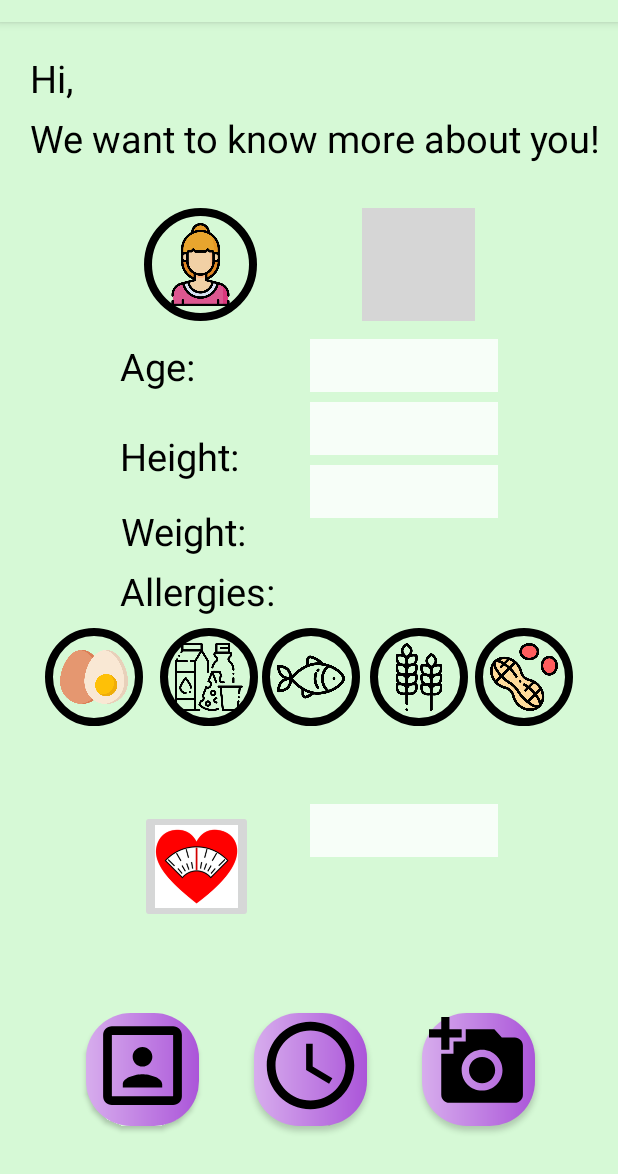
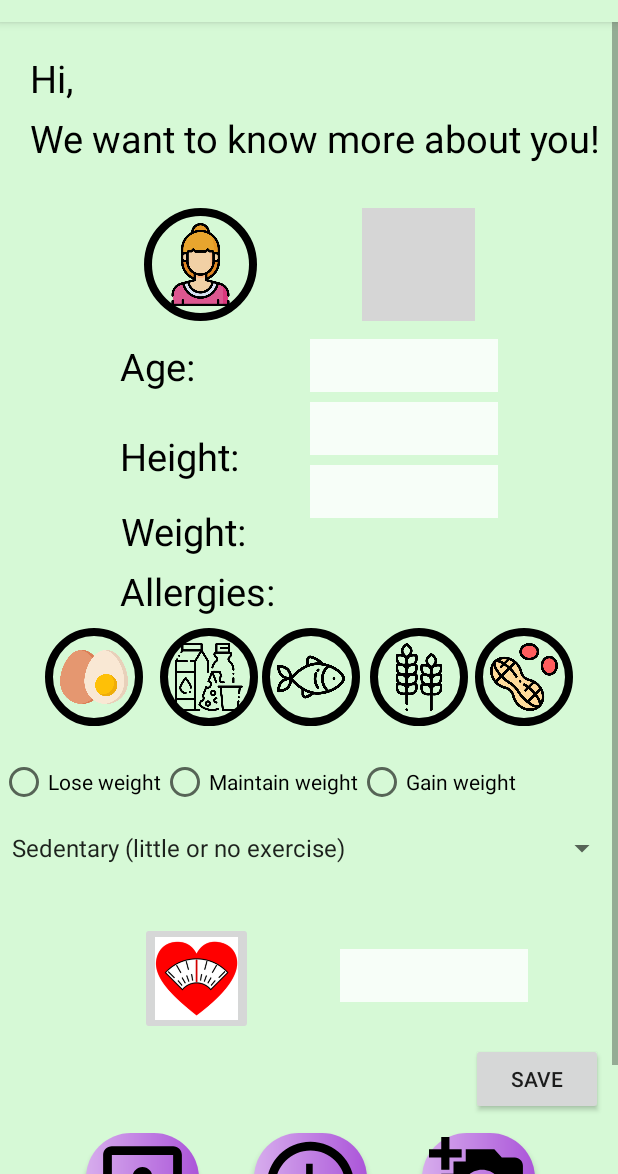
Before and after one commit to kassimii/Self_made, an Android app: the EditProfile screen opened directly, with no data from a screen before it, on a phone screen of 412 x 824 dp, the part 62-1236 px from its top. Run offline under Robolectric (Android 15) with nearby library versions, the phone set to English and light mode, and no system bars; our stand-ins replace Firebase (no records; nobody signed in at launch, a user with empty details on screens opened directly); 1 statement that could not run was skipped; grey boxes are pictures that could not be loaded.

Commit message:
Added new fields on EditProfile page

```diff
--- a/app/build.gradle
+++ b/app/build.gradle
@@ -26,4 +26,8 @@ dependencies {
     testImplementation 'junit:junit:4.12'
     androidTestImplementation 'androidx.test.ext:junit:1.1.1'
     androidTestImplementation 'androidx.test.espresso:espresso-core:3.2.0'
+    implementation 'com.google.firebase:firebase-auth:19.3.1'
+    implementation 'com.google.firebase:firebase-analytics:17.2.1'
+    implementation 'com.google.firebase:firebase-database:19.2.0'
+    implementation 'com.firebase:firebase-client-android:2.5.0'
 }
--- a/app/src/main/java/com/example/self_made/EditProfile.java
+++ b/app/src/main/java/com/example/self_made/EditProfile.java
@@ -1,22 +1,61 @@
 package com.example.self_made;
 
 
+import androidx.annotation.NonNull;
 import androidx.appcompat.app.AppCompatActivity;
 
 import android.content.Intent;
 import android.os.Bundle;
 import android.view.View;
+import android.widget.AdapterView;
 import android.widget.Button;
+import android.widget.Spinner;
+import android.widget.Toast;
+
+import com.google.android.gms.tasks.OnCompleteListener;
+import com.google.android.gms.tasks.Task;
+import com.google.firebase.auth.AuthResult;
+import com.google.firebase.auth.FirebaseAuth;
+import com.google.firebase.database.DatabaseReference;
+import com.google.firebase.database.FirebaseDatabase;
 
 public class EditProfile extends AppCompatActivity {
 
-    private Button setMealsButton, analysePhotoButton;
+    private Button setMealsButton, analysePhotoButton, saveButton;
+    private Spinner spinner;
+    private FirebaseAuth firebaseAuth;
+
     @Override
     protected void onCreate(Bundle savedInstanceState) {
         super.onCreate(savedInstanceState);
         setContentView(R.layout.activity_edit_profile);
+        addListenerOnSpinnerItemSelection();
         onMealButtonClick();
         onCameraButtonClick();
+
+        saveButton.setOnClickListener(new View.OnClickListener() {
+            @Override
+            public void onClick(View view) {
+
+                if (allComplete()) {
+
+                    /*firebaseAuth.createUserProfile().addOnCompleteListener(new OnCompleteListener<AuthResult>() {
+                        public void onComplete(@NonNull Task<AuthResult> task) {
+
+                            if (task.isSuccessful()) {
+                                sendUserData();
+                                firebaseAuth.signOut();
+                                Toast.makeText(EditProfile.this, "Successfully saved!", Toast.LENGTH_SHORT).show();
+                                finish();
+                                startActivity(new Intent(EditProfile.this, AnalyzePhoto.class));
+                            } else {
+                                Toast.makeText(EditProfile.this, "Please complete all fields!", Toast.LENGTH_SHORT).show();
+                            }
+                        }
+                    });*/
+                }
+            }
+        });
     }
 
     public void onMealButtonClick()
@@ -62,4 +101,33 @@ public class EditProfile extends AppCompatActivity {
         overridePendingTransition(0,0);
         intent.addFlags(Intent.FLAG_ACTIVITY_NO_ANIMATION);
     }
+
+    public void addListenerOnSpinnerItemSelection() {
+        spinner = (Spinner) findViewById(R.id.activity_spinner);
+        spinner.setOnItemSelectedListener(new CustomOnItemSelectedListener());
+    }
+
+    private boolean allComplete()
+    {
+        return true;
+    }
+    private void sendUserData(){
+        FirebaseDatabase firebaseDatabase = FirebaseDatabase.getInstance();
+        DatabaseReference myRef = firebaseDatabase.getReference(firebaseAuth.getUid());
+
+    }
 }
+
+class CustomOnItemSelectedListener implements AdapterView.OnItemSelectedListener {
+
+    public void onItemSelected(AdapterView<?> parent, View view, int pos,long id) {
+        Toast.makeText(parent.getContext(),
+                "OnItemSelectedListener : " + parent.getItemAtPosition(pos).toString(),
+                Toast.LENGTH_SHORT).show();
+    }
+
+    @Override
+    public void onNothingSelected(AdapterView<?> parent) {
+        Toast.makeText(parent.getContext(), "Please select an option", Toast.LENGTH_SHORT).show();
+    }
+}
--- a/app/src/main/res/layout/activity_edit_profile.xml
+++ b/app/src/main/res/layout/activity_edit_profile.xml
@@ -1,7 +1,9 @@
 <?xml version="1.0" encoding="utf-8"?>
-<androidx.constraintlayout.widget.ConstraintLayout xmlns:android="http://schemas.android.com/apk/res/android"
+<ScrollView xmlns:android="http://schemas.android.com/apk/res/android"
     xmlns:app="http://schemas.android.com/apk/res-auto"
     xmlns:tools="http://schemas.android.com/tools"
+    android:layout_height="wrap_content" android:layout_width="wrap_content">
+<androidx.constraintlayout.widget.ConstraintLayout
     android:layout_width="match_parent"
     android:layout_height="match_parent"
     android:background="@color/colorPrimary"
@@ -235,16 +237,61 @@
         app:layout_constraintEnd_toEndOf="parent"
         app:layout_constraintTop_toTopOf="parent" />
 
+    <RadioGroup
+        android:id="@+id/radioGroup"
+        android:layout_width="match_parent"
+        android:layout_height="wrap_content"
+        android:layout_marginTop="21dp"
+        android:orientation="horizontal"
+        app:layout_constraintBottom_toTopOf="@+id/ideal_weight"
+        app:layout_constraintEnd_toEndOf="parent"
+        app:layout_constraintStart_toStartOf="parent"
+        app:layout_constraintTop_toBottomOf="@+id/button_eggs"
+        app:layout_constraintVertical_bias="0.0">
+
+        <RadioButton
+            android:id="@+id/radio_lose"
+            android:layout_width="wrap_content"
+            android:layout_height="wrap_content"
+            android:onClick="onRadioButtonClicked"
+            android:text="@string/lose" />
+
+        <RadioButton
+            android:id="@+id/radio_maintain"
+            android:layout_width="wrap_content"
+            android:layout_height="wrap_content"
+            android:onClick="onRadioButtonClicked"
+            android:text="@string/maintain" />
+
+        <RadioButton
+            android:id="@+id/radio_gain"
+            android:layout_width="wrap_content"
+            android:layout_height="wrap_content"
+            android:onClick="onRadioButtonClicked"
+            android:text="@string/gain" />
+    </RadioGroup>
+
+    <Spinner
+        android:id="@+id/activity_spinner"
+        android:layout_width="match_parent"
+        android:layout_height="wrap_content"
+        android:layout_marginTop="16dp"
+        app:layout_constraintEnd_toEndOf="parent"
+        app:layout_constraintStart_toStartOf="parent"
+        app:layout_constraintTop_toBottomOf="@+id/radioGroup"
+        android:entries="@array/activity_arrays"
+        android:prompt="@string/activity_spinner"/>
+
     <ImageButton
         android:id="@+id/button_weight"
         android:layout_width="75dp"
         android:layout_height="75dp"
         android:layout_marginStart="98dp"
         android:layout_marginLeft="98dp"
-        android:layout_marginTop="512dp"
+        android:layout_marginTop="600dp"
         android:layout_marginEnd="248dp"
         android:layout_marginRight="248dp"
-        android:layout_marginBottom="47dp"
+        android:layout_marginBottom="60dp"
         android:layout_weight="1"
         android:padding="10dp"
         android:scaleType="fitCenter"
@@ -252,19 +299,39 @@
         app:layout_constraintBottom_toTopOf="@+id/profile_button"
         app:layout_constraintEnd_toEndOf="parent"
         app:layout_constraintStart_toStartOf="parent"
-        app:layout_constraintTop_toTopOf="parent" />
+        app:layout_constraintTop_toTopOf="parent"
+        app:layout_constraintVertical_bias="0.0" />
 
     <EditText
         android:id="@+id/ideal_weight"
         android:layout_width="125dp"
         android:layout_height="35dp"
-        android:layout_marginTop="52dp"
-        android:layout_marginEnd="80dp"
-        android:layout_marginRight="80dp"
+        android:layout_marginStart="58dp"
+        android:layout_marginLeft="58dp"
+        android:layout_marginTop="55dp"
+        android:layout_marginEnd="60dp"
+        android:layout_marginRight="60dp"
+        android:layout_marginBottom="17dp"
         android:background="#D5FEFFFF"
         android:singleLine="true"
+        app:layout_constraintBottom_toTopOf="@+id/save_button"
         app:layout_constraintEnd_toEndOf="parent"
-        app:layout_constraintTop_toBottomOf="@+id/button_fish" />
+        app:layout_constraintHorizontal_bias="0.0"
+        app:layout_constraintStart_toEndOf="@+id/button_weight"
+        app:layout_constraintTop_toBottomOf="@+id/activity_spinner" />
+
+    <Button
+        android:id="@+id/save_button"
+        android:layout_width="wrap_content"
+        android:layout_height="wrap_content"
+        android:layout_marginTop="10dp"
+        android:layout_marginEnd="10dp"
+        android:layout_marginRight="10dp"
+        android:layout_marginBottom="12dp"
+        android:text="Save"
+        app:layout_constraintBottom_toTopOf="@+id/photo_button"
+        app:layout_constraintEnd_toEndOf="parent"
+        app:layout_constraintTop_toBottomOf="@+id/ideal_weight" />
 
     <Button
         android:id="@+id/profile_button"
@@ -311,3 +378,4 @@
         app:layout_constraintEnd_toEndOf="parent" />
 
 </androidx.constraintlayout.widget.ConstraintLayout>
+</ScrollView>
--- a/app/src/main/res/values/strings.xml
+++ b/app/src/main/res/values/strings.xml
@@ -16,5 +16,17 @@
     <string name="submit">SUBMIT</string>
     <string name="back">BACK</string>
     <string name="error">Invalid Email or Password!</string>
+    <string name="lose">Lose weight</string>
+    <string name="maintain">Maintain weight</string>
+    <string name="gain">Gain weight</string>
+    <string name="activity_spinner">Choose how active you are</string>
+
+    <string-array name="activity_arrays">
+        <item>Sedentary (little or no exercise)</item>
+        <item>Light active (exercise 1-3 days/week)</item>
+        <item>Moderate active (exercise 3-5 days/week)</item>
+        <item>Active (exercise 6-7 days/week)</item>
+        <item>Very active (hard exercise 6-7 days/week)</item>
+    </string-array>
 
 </resources>
```
Also changed, not shown: app/src/main/AndroidManifest.xml (+7 -11 lines), app/src/main/java/com/example/self_made/ForgotPassword.java (+33 -5 lines), app/src/main/java/com/example/self_made/Login.java (+21 -1 lines), app/src/main/java/com/example/self_made/SignUp.java (+48 -4 lines), app/src/main/java/com/example/self_made/UserProfile.java (+26 -0 lines), 970 other files.
